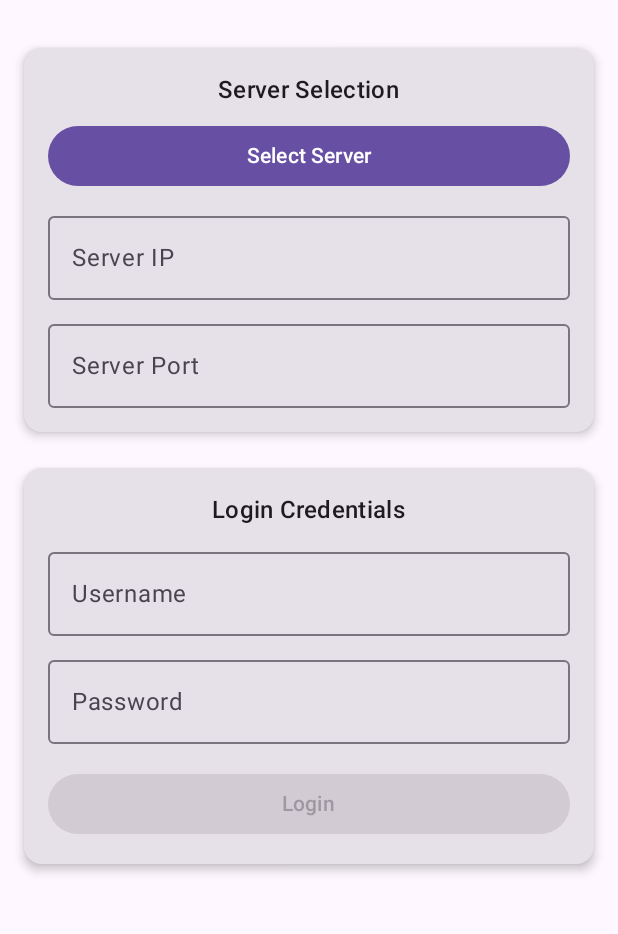
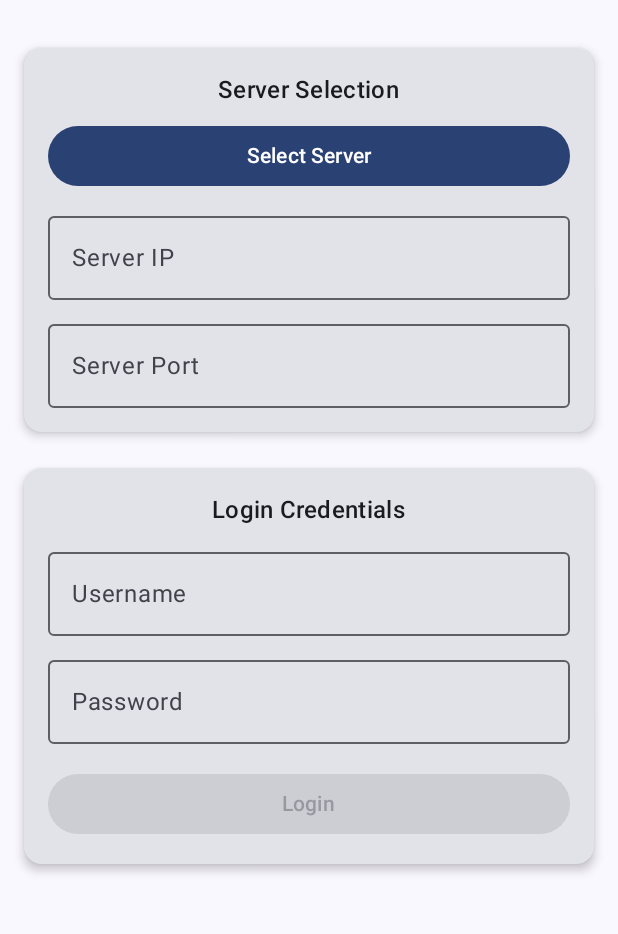
Before and after one commit to UdayKhare09/ProjectEXO_Android, an Android app built with Jetpack Compose: the screen it shows after launch (MainActivity), on a phone screen of 412 x 824 dp, the part 150-1084 px from its top. Run offline under Robolectric (Android 15) with nearby library versions, the phone set to English and light mode, and no system bars.

Commit message:
Add theming support; implement custom color and typography styles for the application

```diff
--- a/app/src/main/java/dev/uday/projectexo_android/MainActivity.kt
+++ b/app/src/main/java/dev/uday/projectexo_android/MainActivity.kt
@@ -6,19 +6,16 @@
 import androidx.activity.compose.setContent
 import androidx.activity.enableEdgeToEdge
 import androidx.compose.foundation.layout.fillMaxSize
-import androidx.compose.material3.MaterialTheme
 import androidx.compose.material3.Surface
 import androidx.compose.ui.Modifier
+import dev.uday.projectexo_android.theme.MyApplicationTheme
 
 class MainActivity : ComponentActivity() {
     override fun onCreate(savedInstanceState: Bundle?) {
         super.onCreate(savedInstanceState)
-        // Properly configure edge-to-edge display
         enableEdgeToEdge()
-
         setContent {
-            MaterialTheme() {
-                // Using Scaffold to handle insets properly
+            MyApplicationTheme {
                 Surface(
                     modifier = Modifier
                         .fillMaxSize(),
--- /dev/null
+++ b/app/src/main/java/dev/uday/projectexo_android/theme/Color.kt
@@ -0,0 +1,11 @@
+package dev.uday.projectexo_android.theme
+
+import androidx.compose.ui.graphics.Color
+
+val Purple80 = Color(0xFFD0BCFF)
+val PurpleGrey80 = Color(0xFFCCC2DC)
+val Pink80 = Color(0xFFEFB8C8)
+
+val Purple40 = Color(0xFF6650a4)
+val PurpleGrey40 = Color(0xFF625b71)
+val Pink40 = Color(0xFF7D5260)
--- /dev/null
+++ b/app/src/main/java/dev/uday/projectexo_android/theme/Theme.kt
@@ -0,0 +1,57 @@
+package dev.uday.projectexo_android.theme
+
+import android.os.Build
+import androidx.compose.foundation.isSystemInDarkTheme
+import androidx.compose.material3.MaterialTheme
+import androidx.compose.material3.darkColorScheme
+import androidx.compose.material3.dynamicDarkColorScheme
+import androidx.compose.material3.dynamicLightColorScheme
+import androidx.compose.material3.lightColorScheme
+import androidx.compose.runtime.Composable
+import androidx.compose.ui.platform.LocalContext
+
+private val DarkColorScheme = darkColorScheme(
+    primary = Purple80,
+    secondary = PurpleGrey80,
+    tertiary = Pink80
+)
+
+private val LightColorScheme = lightColorScheme(
+    primary = Purple40,
+    secondary = PurpleGrey40,
+    tertiary = Pink40
+
+    /* Other default colors to override
+    background = Color(0xFFFFFBFE),
+    surface = Color(0xFFFFFBFE),
+    onPrimary = Color.White,
+    onSecondary = Color.White,
+    onTertiary = Color.White,
+    onBackground = Color(0xFF1C1B1F),
+    onSurface = Color(0xFF1C1B1F),
+    */
+)
+
+@Composable
+fun MyApplicationTheme(
+    darkTheme: Boolean = isSystemInDarkTheme(),
+    // Dynamic color is available on Android 12+
+    dynamicColor: Boolean = true,
+    content: @Composable () -> Unit
+) {
+    val colorScheme = when {
+        dynamicColor && Build.VERSION.SDK_INT >= Build.VERSION_CODES.S -> {
+            val context = LocalContext.current
+            if (darkTheme) dynamicDarkColorScheme(context) else dynamicLightColorScheme(context)
+        }
+
+        darkTheme -> DarkColorScheme
+        else -> LightColorScheme
+    }
+
+    MaterialTheme(
+        colorScheme = colorScheme,
+        typography = Typography,
+        content = content
+    )
+}
--- /dev/null
+++ b/app/src/main/java/dev/uday/projectexo_android/theme/Type.kt
@@ -0,0 +1,34 @@
+package dev.uday.projectexo_android.theme
+
+import androidx.compose.material3.Typography
+import androidx.compose.ui.text.TextStyle
+import androidx.compose.ui.text.font.FontFamily
+import androidx.compose.ui.text.font.FontWeight
+import androidx.compose.ui.unit.sp
+
+// Set of Material typography styles to start with
+val Typography = Typography(
+    bodyLarge = TextStyle(
+        fontFamily = FontFamily.Default,
+        fontWeight = FontWeight.Normal,
+        fontSize = 16.sp,
+        lineHeight = 24.sp,
+        letterSpacing = 0.5.sp
+    )
+    /* Other default text styles to override
+    titleLarge = TextStyle(
+        fontFamily = FontFamily.Default,
+        fontWeight = FontWeight.Normal,
+        fontSize = 22.sp,
+        lineHeight = 28.sp,
+        letterSpacing = 0.sp
+    ),
+    labelSmall = TextStyle(
+        fontFamily = FontFamily.Default,
+        fontWeight = FontWeight.Medium,
+        fontSize = 11.sp,
+        lineHeight = 16.sp,
+        letterSpacing = 0.5.sp
+    )
+    */
+)
```
Also changed, not shown: app/src/main/AndroidManifest.xml (+14 -8 lines), 1 other file.
